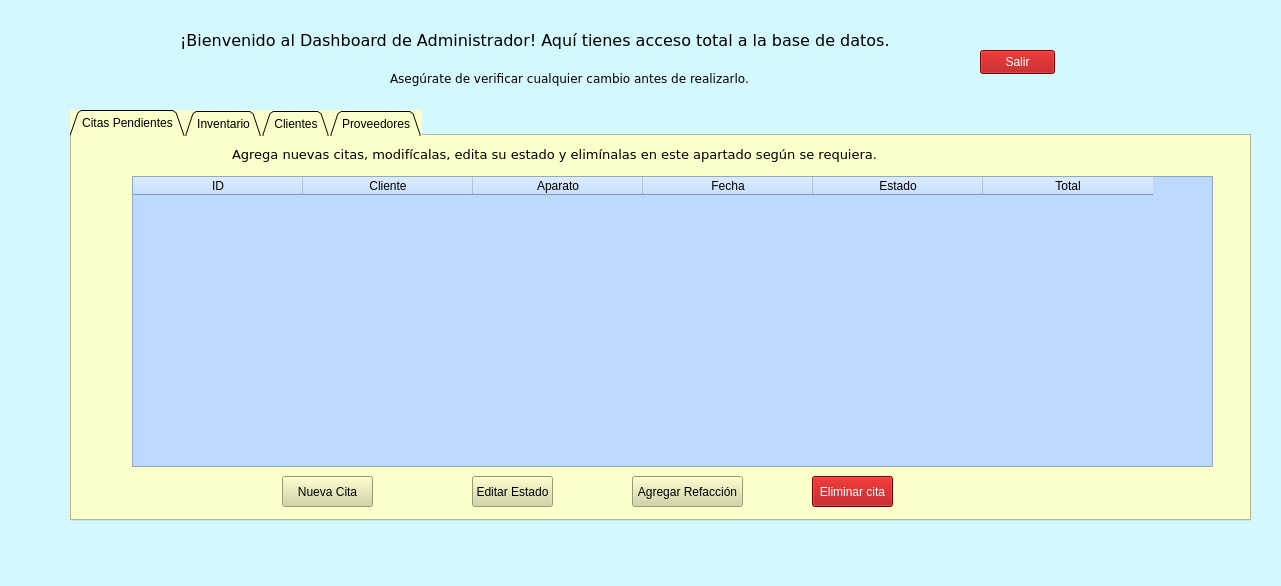
This is dashboard_admin.ui in ileosalazar/MultiserviciosProfesionalesJG as Qt 5 draws it before an edit. The edited form follows.
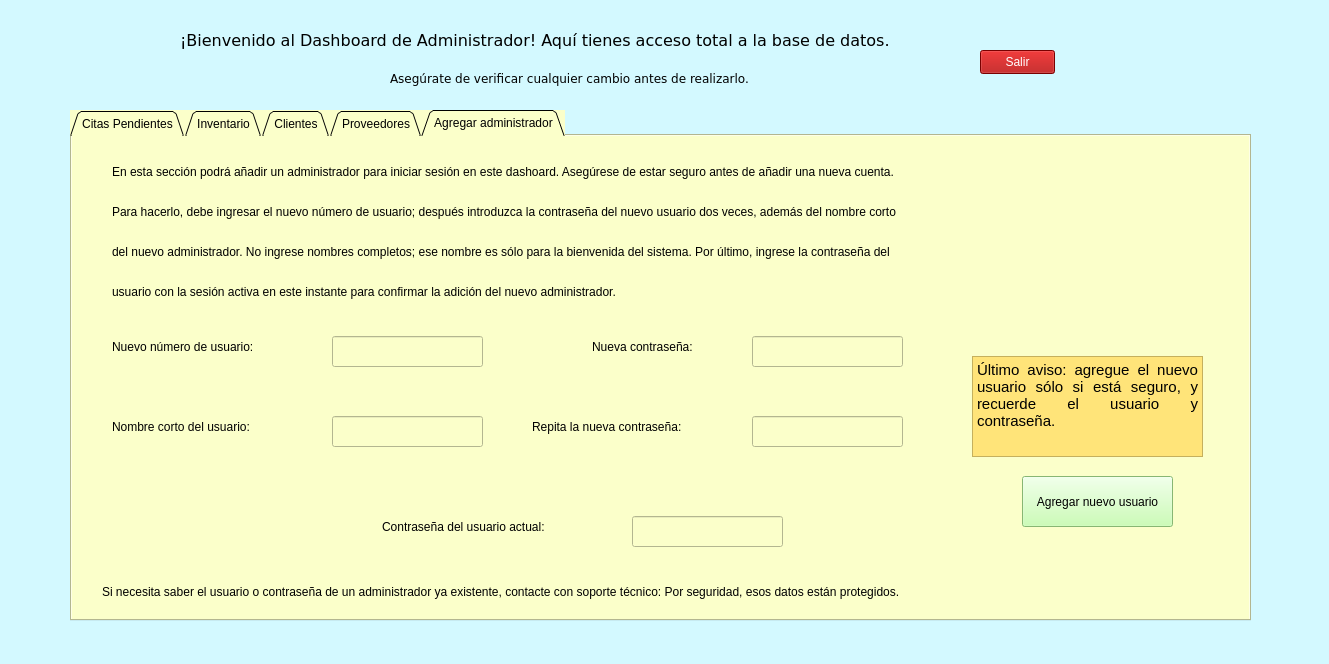
This is the edited form. The open tabs and pages were chosen to show the change. Icons and pictures are not drawn.

Commit message: Añadido fecha estimada, diagnostico y añadir usuario

The edit to the form file:
```diff
--- a/dashboard_admin.ui
+++ b/dashboard_admin.ui
@@ -6,8 +6,8 @@
    <rect>
     <x>0</x>
     <y>0</y>
-    <width>1281</width>
-    <height>586</height>
+    <width>1329</width>
+    <height>664</height>
    </rect>
   </property>
   <property name="windowTitle">
@@ -23,7 +23,7 @@
       <x>70</x>
       <y>110</y>
       <width>1181</width>
-      <height>411</height>
+      <height>511</height>
      </rect>
     </property>
     <property name="minimumSize">
@@ -57,9 +57,9 @@
      <widget class="QTableWidget" name="tabla_citas">
       <property name="geometry">
        <rect>
-        <x>60</x>
+        <x>20</x>
         <y>40</y>
-        <width>1081</width>
+        <width>1131</width>
         <height>291</height>
        </rect>
       </property>
@@ -70,10 +70,10 @@
        <bool>false</bool>
       </attribute>
       <attribute name="horizontalHeaderMinimumSectionSize">
-       <number>170</number>
+       <number>150</number>
       </attribute>
       <attribute name="horizontalHeaderDefaultSectionSize">
-       <number>170</number>
+       <number>160</number>
       </attribute>
       <column>
        <property name="text">
@@ -92,7 +92,7 @@
       </column>
       <column>
        <property name="text">
-        <string>Fecha</string>
+        <string>Fecha visita</string>
        </property>
       </column>
       <column>
@@ -105,12 +105,17 @@
         <string>Total</string>
        </property>
       </column>
+      <column>
+       <property name="text">
+        <string>Fecha entrega</string>
+       </property>
+      </column>
      </widget>
      <widget class="QPushButton" name="btn_nueva_cita">
       <property name="geometry">
        <rect>
-        <x>210</x>
-        <y>340</y>
+        <x>200</x>
+        <y>430</y>
         <width>91</width>
         <height>31</height>
        </rect>
@@ -125,8 +130,8 @@
      <widget class="QPushButton" name="btn_editar_estado">
       <property name="geometry">
        <rect>
-        <x>400</x>
-        <y>340</y>
+        <x>320</x>
+        <y>430</y>
         <width>81</width>
         <height>31</height>
        </rect>
@@ -141,8 +146,8 @@
      <widget class="QPushButton" name="btn_eliminar_cita">
       <property name="geometry">
        <rect>
-        <x>740</x>
-        <y>340</y>
+        <x>570</x>
+        <y>430</y>
         <width>81</width>
         <height>31</height>
        </rect>
@@ -177,8 +182,8 @@
      <widget class="QPushButton" name="btn_agregar_pieza">
       <property name="geometry">
        <rect>
-        <x>560</x>
-        <y>340</y>
+        <x>430</x>
+        <y>430</y>
         <width>111</width>
         <height>31</height>
        </rect>
@@ -496,6 +501,288 @@
       </property>
      </widget>
     </widget>
+    <widget class="QWidget" name="tab_5">
+     <attribute name="title">
+      <string>Agregar administrador</string>
+     </attribute>
+     <widget class="QLabel" name="label_8">
+      <property name="geometry">
+       <rect>
+        <x>40</x>
+        <y>20</y>
+        <width>1091</width>
+        <height>31</height>
+       </rect>
+      </property>
+      <property name="styleSheet">
+       <string notr="true">font: 11pt &quot;Verdana&quot;;</string>
+      </property>
+      <property name="text">
+       <string>En esta sección podrá añadir un administrador para iniciar sesión en este dashoard. Asegúrese de estar seguro antes de añadir una nueva cuenta.</string>
+      </property>
+     </widget>
+     <widget class="QLabel" name="label_9">
+      <property name="geometry">
+       <rect>
+        <x>40</x>
+        <y>60</y>
+        <width>1101</width>
+        <height>31</height>
+       </rect>
+      </property>
+      <property name="styleSheet">
+       <string notr="true">font: 11pt &quot;Verdana&quot;;</string>
+      </property>
+      <property name="text">
+       <string>Para hacerlo, debe ingresar el nuevo número de usuario; después introduzca la contraseña del nuevo usuario dos veces, además del nombre corto</string>
+      </property>
+     </widget>
+     <widget class="QLabel" name="label_10">
+      <property name="geometry">
+       <rect>
+        <x>40</x>
+        <y>100</y>
+        <width>1101</width>
+        <height>31</height>
+       </rect>
+      </property>
+      <property name="styleSheet">
+       <string notr="true">font: 11pt &quot;Verdana&quot;;</string>
+      </property>
+      <property name="text">
+       <string>del nuevo administrador. No ingrese nombres completos; ese nombre es sólo para la bienvenida del sistema. Por último, ingrese la contraseña del</string>
+      </property>
+     </widget>
+     <widget class="QLabel" name="label_11">
+      <property name="geometry">
+       <rect>
+        <x>40</x>
+        <y>140</y>
+        <width>1101</width>
+        <height>31</height>
+       </rect>
+      </property>
+      <property name="styleSheet">
+       <string notr="true">font: 11pt &quot;Verdana&quot;;</string>
+      </property>
+      <property name="text">
+       <string>usuario con la sesión activa en este instante para confirmar la adición del nuevo administrador.</string>
+      </property>
+     </widget>
+     <widget class="QLineEdit" name="input_nuevo_usuario">
+      <property name="geometry">
+       <rect>
+        <x>260</x>
+        <y>200</y>
+        <width>151</width>
+        <height>31</height>
+       </rect>
+      </property>
+      <property name="text">
+       <string/>
+      </property>
+     </widget>
+     <widget class="QLineEdit" name="input_nuevo_nombre">
+      <property name="geometry">
+       <rect>
+        <x>260</x>
+        <y>280</y>
+        <width>151</width>
+        <height>31</height>
+       </rect>
+      </property>
+      <property name="text">
+       <string/>
+      </property>
+     </widget>
+     <widget class="QLineEdit" name="input_nueva_pass">
+      <property name="geometry">
+       <rect>
+        <x>680</x>
+        <y>200</y>
+        <width>151</width>
+        <height>31</height>
+       </rect>
+      </property>
+      <property name="text">
+       <string/>
+      </property>
+      <property name="echoMode">
+       <enum>QLineEdit::EchoMode::Password</enum>
+      </property>
+     </widget>
+     <widget class="QLineEdit" name="input_confirmar_pass">
+      <property name="geometry">
+       <rect>
+        <x>680</x>
+        <y>280</y>
+        <width>151</width>
+        <height>31</height>
+       </rect>
+      </property>
+      <property name="text">
+       <string/>
+      </property>
+      <property name="echoMode">
+       <enum>QLineEdit::EchoMode::Password</enum>
+      </property>
+     </widget>
+     <widget class="QLineEdit" name="input_pass_actual">
+      <property name="geometry">
+       <rect>
+        <x>560</x>
+        <y>380</y>
+        <width>151</width>
+        <height>31</height>
+       </rect>
+      </property>
+      <property name="text">
+       <string/>
+      </property>
+      <property name="echoMode">
+       <enum>QLineEdit::EchoMode::Password</enum>
+      </property>
+     </widget>
+     <widget class="QPushButton" name="btn_nuevo_admin">
+      <property name="geometry">
+       <rect>
+        <x>950</x>
+        <y>340</y>
+        <width>151</width>
+        <height>51</height>
+       </rect>
+      </property>
+      <property name="styleSheet">
+       <string notr="true">background-color: rgb(189, 255, 161);</string>
+      </property>
+      <property name="text">
+       <string>Agregar nuevo usuario</string>
+      </property>
+     </widget>
+     <widget class="QLabel" name="label_12">
+      <property name="geometry">
+       <rect>
+        <x>40</x>
+        <y>200</y>
+        <width>201</width>
+        <height>21</height>
+       </rect>
+      </property>
+      <property name="styleSheet">
+       <string notr="true">font: 11pt &quot;Verdana&quot;;</string>
+      </property>
+      <property name="text">
+       <string>Nuevo número de usuario:</string>
+      </property>
+     </widget>
+     <widget class="QLabel" name="label_13">
+      <property name="geometry">
+       <rect>
+        <x>40</x>
+        <y>280</y>
+        <width>201</width>
+        <height>21</height>
+       </rect>
+      </property>
+      <property name="styleSheet">
+       <string notr="true">font: 11pt &quot;Verdana&quot;;</string>
+      </property>
+      <property name="text">
+       <string>Nombre corto del usuario:</string>
+      </property>
+     </widget>
+     <widget class="QLabel" name="label_14">
+      <property name="geometry">
+       <rect>
+        <x>520</x>
+        <y>200</y>
+        <width>151</width>
+        <height>21</height>
+       </rect>
+      </property>
+      <property name="styleSheet">
+       <string notr="true">font: 11pt &quot;Verdana&quot;;</string>
+      </property>
+      <property name="text">
+       <string>Nueva contraseña:</string>
+      </property>
+     </widget>
+     <widget class="QLabel" name="label_15">
+      <property name="geometry">
+       <rect>
+        <x>460</x>
+        <y>280</y>
+        <width>211</width>
+        <height>21</height>
+       </rect>
+      </property>
+      <property name="styleSheet">
+       <string notr="true">font: 11pt &quot;Verdana&quot;;</string>
+      </property>
+      <property name="text">
+       <string>Repita la nueva contraseña:</string>
+      </property>
+     </widget>
+     <widget class="QLabel" name="label_16">
+      <property name="geometry">
+       <rect>
+        <x>310</x>
+        <y>380</y>
+        <width>241</width>
+        <height>21</height>
+       </rect>
+      </property>
+      <property name="styleSheet">
+       <string notr="true">font: 11pt &quot;Verdana&quot;;</string>
+      </property>
+      <property name="text">
+       <string>Contraseña del usuario actual:</string>
+      </property>
+     </widget>
+     <widget class="QTextEdit" name="textEdit">
+      <property name="geometry">
+       <rect>
+        <x>900</x>
+        <y>220</y>
+        <width>231</width>
+        <height>101</height>
+       </rect>
+      </property>
+      <property name="styleSheet">
+       <string notr="true">background-color: rgb(255, 228, 121);</string>
+      </property>
+      <property name="readOnly">
+       <bool>true</bool>
+      </property>
+      <property name="html">
+       <string>&lt;!DOCTYPE HTML PUBLIC &quot;-//W3C//DTD HTML 4.0//EN&quot; &quot;http://www.w3.org/TR/REC-html40/strict.dtd&quot;&gt;
+&lt;html&gt;&lt;head&gt;&lt;meta name=&quot;qrichtext&quot; content=&quot;1&quot; /&gt;&lt;meta charset=&quot;utf-8&quot; /&gt;&lt;style type=&quot;text/css&quot;&gt;
+p, li { white-space: pre-wrap; }
+hr { height: 1px; border-width: 0; }
+li.unchecked::marker { content: &quot;\2610&quot;; }
+li.checked::marker { content: &quot;\2612&quot;; }
+&lt;/style&gt;&lt;/head&gt;&lt;body style=&quot; font-family:'Segoe UI'; font-size:9pt; font-weight:400; font-style:normal;&quot;&gt;
+&lt;p align=&quot;justify&quot; style=&quot; margin-top:0px; margin-bottom:0px; margin-left:0px; margin-right:0px; -qt-block-indent:0; text-indent:0px;&quot;&gt;&lt;span style=&quot; font-family:'Verdana'; font-size:11pt;&quot;&gt;Último aviso: agregue el nuevo usuario sólo si está seguro, y recuerde el usuario y contraseña.&lt;/span&gt;&lt;/p&gt;
+&lt;p align=&quot;justify&quot; style=&quot;-qt-paragraph-type:empty; margin-top:0px; margin-bottom:0px; margin-left:0px; margin-right:0px; -qt-block-indent:0; text-indent:0px; font-family:'Verdana'; font-size:11pt;&quot;&gt;&lt;br /&gt;&lt;/p&gt;&lt;/body&gt;&lt;/html&gt;</string>
+      </property>
+     </widget>
+     <widget class="QLabel" name="label_17">
+      <property name="geometry">
+       <rect>
+        <x>30</x>
+        <y>440</y>
+        <width>1121</width>
+        <height>31</height>
+       </rect>
+      </property>
+      <property name="styleSheet">
+       <string notr="true">font: 11pt &quot;Verdana&quot;;</string>
+      </property>
+      <property name="text">
+       <string>Si necesita saber el usuario o contraseña de un administrador ya existente, contacte con soporte técnico: Por seguridad, esos datos están protegidos.</string>
+      </property>
+     </widget>
+    </widget>
    </widget>
    <widget class="QLabel" name="label">
     <property name="geometry">
```
Left out of the diff: 78 changed lines with no effect on the pictures. The commit also changes 2 other files.
